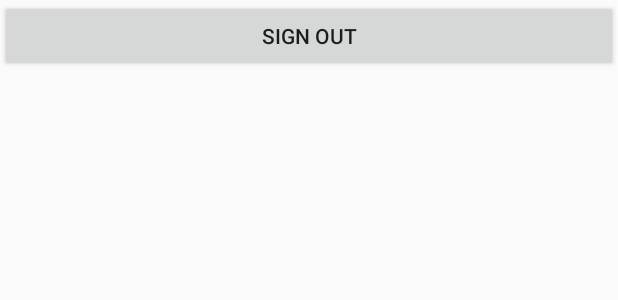
After one commit to Arpanjparasar/ITInterview, an Android app: the layout activity_homescreen.xml on its own in the app's theme, with its tools: preview values and no code run, on a phone screen of 412 x 824 dp. The commit adds this screen. Shown: the top 300 px of the screen. Run offline under Robolectric (Android 15) with nearby library versions, the phone set to English and light mode, and no system bars.

Commit message:
Google sign in and and sign out done

```diff
--- /dev/null
+++ b/app/src/main/res/layout/activity_homescreen.xml
@@ -0,0 +1,17 @@
+<?xml version="1.0" encoding="utf-8"?>
+<LinearLayout xmlns:android="http://schemas.android.com/apk/res/android"
+    android:orientation="vertical" android:layout_width="match_parent"
+    android:layout_height="match_parent">
+
+
+    <Button
+        android:id="@+id/signout_btn"
+        android:layout_width="match_parent"
+        android:layout_height="wrap_content"
+        android:layout_alignParentBottom="true"
+        android:layout_centerHorizontal="true"
+        android:layout_marginBottom="82dp"
+        android:visibility="visible"
+        android:onClick="signOut"
+        android:text="SIGN OUT" />
+</LinearLayout>
--- a/app/src/main/res/values/strings.xml
+++ b/app/src/main/res/values/strings.xml
@@ -1,3 +1,9 @@
 <resources>
     <string name="app_name">ITinterview</string>
+
+    <!-- Facebook application ID and custom URL scheme (app ID prefixed by 'fb'). -->
+    <string name="facebook_application_id" translatable="false">fb276666836513385</string>
+    <string name="facebook_login_protocol_scheme" translatable="false">fb276666836513385</string>
+    <string name="ACCOUNT_KIT_CLIENT_TOKEN" translatable="false">8b2d4ef8e5e3ae5959e07c7a4bd69c04</string>
+    <!-- Twitter consumer key and secret -->
 </resources>
```
Also changed, not shown: app/build.gradle (+5 -5 lines), app/src/main/AndroidManifest.xml (+15 -4 lines), app/src/main/java/itinterview/arpan/com/itinterview/HomeScreen.java (added, +26 -0 lines), app/src/main/java/itinterview/arpan/com/itinterview/SplashScreen.java (+8 -1 lines), app/src/main/java/itinterview/arpan/com/itinterview/login.java (+62 -12 lines), app/src/main/res/layout/activity_login.xml (+10 -1 lines), build.gradle (+4 -3 lines).
